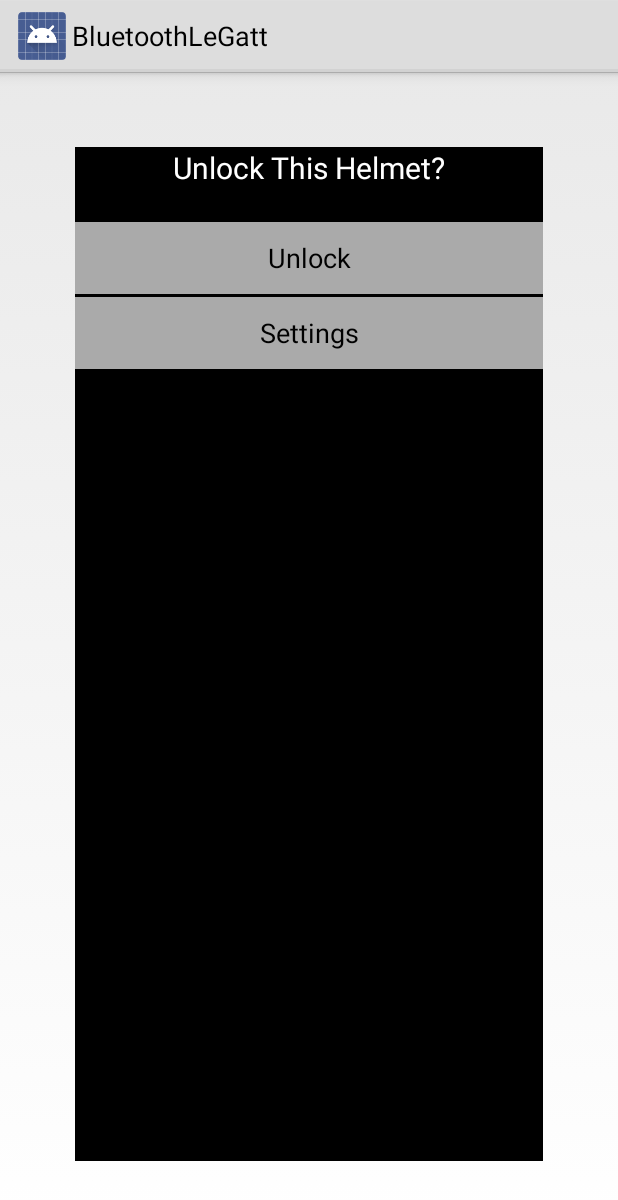
After one commit to noelmurillo15/HelmetBuddy, an Android app: the layout popupwindow.xml on its own in the app's theme, with its tools: preview values and no code run, on a phone screen of 412 x 824 dp. The commit adds this screen. Shown: the top 1200 px of the screen. Run offline under Robolectric (Android 15) with nearby library versions, the phone set to English and light mode, and no system bars.

Commit message:
Added Popup Window
... finally

```diff
--- a/Application/src/main/res/layout/actionbar_indeterminate_progress.xml
+++ b/Application/src/main/res/layout/actionbar_indeterminate_progress.xml
@@ -2,7 +2,9 @@
              android:layout_height="wrap_content"
              android:layout_width="56dp"
              android:minWidth="56dp">
+
     <ProgressBar android:layout_width="32dp"
                  android:layout_height="32dp"
                  android:layout_gravity="center"/>
+
 </FrameLayout>
--- /dev/null
+++ b/Application/src/main/res/layout/popupwindow.xml
@@ -0,0 +1,33 @@
+<?xml version="1.0" encoding="utf-8"?>
+<RelativeLayout xmlns:android="http://schemas.android.com/apk/res/android"
+    android:id="@+id/popup"
+    android:layout_width="match_parent"
+    android:layout_height="match_parent"
+    android:layout_margin="50dp"
+    android:background="#000"
+    android:orientation="vertical">
+
+    <TextView
+        android:layout_width="match_parent"
+        android:layout_height="wrap_content"
+        android:gravity="center"
+        android:text="@string/unlock_this_helmet"
+        android:textColor="#FFF"
+        android:textSize="20sp" />
+
+    <Button
+        android:layout_width="match_parent"
+        android:layout_height="wrap_content"
+        android:layout_marginTop="50dp"
+        android:background="#AAA"
+        android:gravity="bottom|center|top"
+        android:text="@string/unlock" />
+
+    <Button
+        android:layout_width="match_parent"
+        android:layout_height="wrap_content"
+        android:layout_marginTop="100dp"
+        android:background="#AAA"
+        android:text="Settings"/>
+
+</RelativeLayout>
--- a/Application/src/main/res/values/strings.xml
+++ b/Application/src/main/res/values/strings.xml
@@ -34,4 +34,6 @@
     <string name="menu_scan">Scan</string>
     <string name="menu_stop">Stop</string>
     <string name="button">Button</string>
+    <string name="unlock_this_helmet">Unlock This Helmet?</string>
+    <string name="unlock">Unlock</string>
 </resources>
```
Also changed, not shown: Application/src/main/java/com/example/android/bluetoothlegatt/BluetoothLeService.java (+0 -16 lines), Application/src/main/java/com/example/android/bluetoothlegatt/DeviceControlActivity.java (+31 -4 lines), Application/src/main/java/com/example/android/bluetoothlegatt/DeviceScanActivity.java (+1 -16 lines), Application/src/main/res/layout/gatt_services_characteristics.xml (+0 -7 lines), Application/src/main/res/layout/listitem_device.xml (+14 -1 lines), Application/src/main/res/menu/main.xml (+4 -14 lines).
